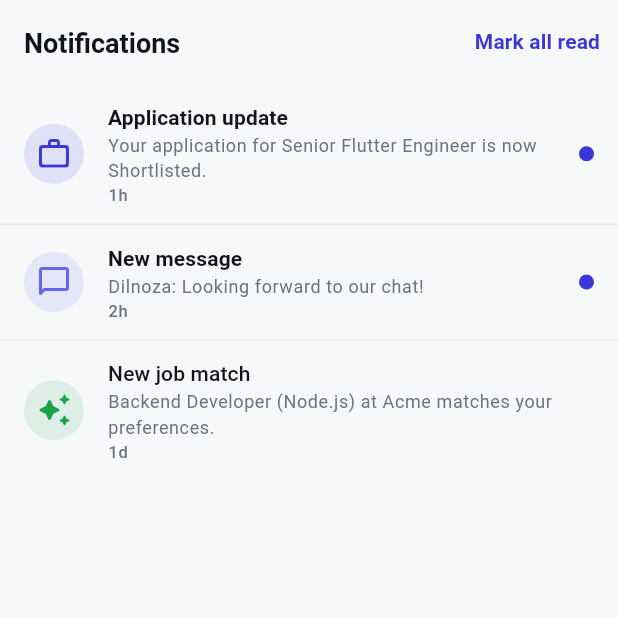
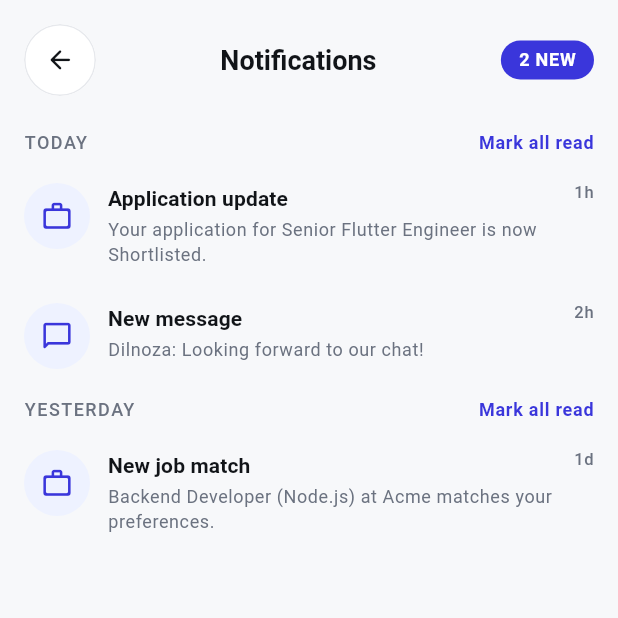
Before and after one commit to Elmun-Technologies/jobzone, a Flutter app: the NotificationsPage screen opened by its route, on a phone screen of 412 x 824 dp, the top half of it. Run offline on Flutter 3.47's test engine with Material 3 defaults, Android fonts, the phone set to English and light mode, and no system bars; our stand-ins replace cached_network_image, chewie, file_picker, flutter_riverpod, flutter_svg, geolocator and 8 more; accounts and stored records are empty; generated files the repository leaves out were written again.

Commit message:
D3: match Notification + Call screens to the Figma design
- Notification: back + "Notification" + "N NEW" badge; grouped by
  Today/Yesterday/Earlier with per-section "Mark all as read"; icon-circle
  rows (title + body + relative time)
- Call (voice/video): indigo screen; video shows a "Live" badge + self
  preview, voice shows a centered avatar; name + timer; 5 controls
  (speaker, mic, red end, video, chat). Still driven by CallService.
- en/ru/uz: yesterday, earlier, newLabel, callLive

```diff
--- a/lib/features/notifications/presentation/notifications_page.dart
+++ b/lib/features/notifications/presentation/notifications_page.dart
@@ -15,26 +15,28 @@ class NotificationsPage extends ConsumerWidget {
   Widget build(BuildContext context, WidgetRef ref) {
     final l = context.l10n;
     final async = ref.watch(notificationsControllerProvider);
-    final hasUnread = (async.value ?? const []).any((n) => !n.isRead);
+    final unread = (async.value ?? const []).where((n) => !n.isRead).length;
 
-    return JzScaffold(
+    return Scaffold(
+      body: SafeArea(
+        child: Column(
+          children: [
+            Padding(
+              padding: const EdgeInsets.all(AppSpacing.lg),
+              child: JzTopBar(
                 title: l.notifications,
-      actions: [
-        if (hasUnread)
-          TextButton(
-            onPressed: () => ref
-                .read(notificationsControllerProvider.notifier)
-                .markAllRead(),
-            child: Text(l.markAllRead),
+                actions: [if (unread > 0) _NewBadge(count: unread)],
               ),
-      ],
-      body: async.when(
+            ),
+            Expanded(
+              child: async.when(
                 loading: () => const TileListSkeleton(),
                 error: (_, _) => JzErrorState(
                   title: l.errorTitle,
                   message: l.errUnknown,
                   retryLabel: l.retry,
-          onRetry: () => ref.invalidate(notificationsControllerProvider),
+                  onRetry: () =>
+                      ref.invalidate(notificationsControllerProvider),
                 ),
                 data: (items) => items.isEmpty
                     ? JzEmptyState(
@@ -42,14 +44,102 @@ class NotificationsPage extends ConsumerWidget {
                         title: l.noNotificationsTitle,
                         message: l.noNotificationsBody,
                       )
-            : ListView.separated(
-                itemCount: items.length,
-                separatorBuilder: (_, _) =>
-                    Divider(height: 1, color: context.colors.border),
-                itemBuilder: (_, i) =>
-                    _NotificationTile(notification: items[i]),
+                    : _GroupedList(items: items),
               ),
             ),
+          ],
+        ),
+      ),
+    );
+  }
+}
+
+class _NewBadge extends StatelessWidget {
+  const _NewBadge({required this.count});
+  final int count;
+
+  @override
+  Widget build(BuildContext context) {
+    final colors = context.colors;
+    return Container(
+      padding: const EdgeInsets.symmetric(
+        horizontal: AppSpacing.md,
+        vertical: 6,
+      ),
+      decoration: BoxDecoration(
+        color: colors.primary,
+        borderRadius: BorderRadius.circular(AppRadius.pill),
+      ),
+      child: Text(
+        '$count ${context.l10n.newLabel}',
+        style: context.text.labelMedium?.copyWith(
+          color: colors.onPrimary,
+          fontWeight: FontWeight.w700,
+        ),
+      ),
+    );
+  }
+}
+
+class _GroupedList extends ConsumerWidget {
+  const _GroupedList({required this.items});
+  final List<AppNotification> items;
+
+  @override
+  Widget build(BuildContext context, WidgetRef ref) {
+    final l = context.l10n;
+    final now = DateTime.now();
+    final today = DateTime(now.year, now.month, now.day);
+    final yesterday = today.subtract(const Duration(days: 1));
+
+    final groups = <String, List<AppNotification>>{};
+    for (final n in items) {
+      final d = DateTime(n.createdAt.year, n.createdAt.month, n.createdAt.day);
+      final key = d == today
+          ? l.today
+          : (d == yesterday ? l.yesterday : l.earlier);
+      (groups[key] ??= []).add(n);
+    }
+
+    return ListView(
+      padding: const EdgeInsets.fromLTRB(
+        AppSpacing.lg,
+        0,
+        AppSpacing.lg,
+        AppSpacing.lg,
+      ),
+      children: [
+        for (final entry in groups.entries) ...[
+          Padding(
+            padding: const EdgeInsets.symmetric(vertical: AppSpacing.sm),
+            child: Row(
+              mainAxisAlignment: MainAxisAlignment.spaceBetween,
+              children: [
+                Text(
+                  entry.key.toUpperCase(),
+                  style: context.text.labelMedium?.copyWith(
+                    color: context.colors.textSecondary,
+                    letterSpacing: 1,
+                  ),
+                ),
+                GestureDetector(
+                  onTap: () => ref
+                      .read(notificationsControllerProvider.notifier)
+                      .markAllRead(),
+                  child: Text(
+                    l.markAllRead,
+                    style: context.text.labelMedium?.copyWith(
+                      color: context.colors.primary,
+                      fontWeight: FontWeight.w600,
+                    ),
+                  ),
+                ),
+              ],
+            ),
+          ),
+          for (final n in entry.value) _NotificationTile(notification: n),
+        ],
+      ],
     );
   }
 }
@@ -61,38 +151,51 @@ class _NotificationTile extends ConsumerWidget {
   @override
   Widget build(BuildContext context, WidgetRef ref) {
     final colors = context.colors;
-    final (icon, tint) = _visuals(notification.type, colors);
-    return ListTile(
-      onTap: notification.isRead
-          ? null
-          : () => ref
+    final unread = !notification.isRead;
+    return InkWell(
+      onTap: unread
+          ? () => ref
                 .read(notificationsControllerProvider.notifier)
-                .markRead(notification.id),
-      contentPadding: const EdgeInsets.symmetric(
-        horizontal: AppSpacing.lg,
-        vertical: AppSpacing.xs,
+                .markRead(notification.id)
+          : null,
+      borderRadius: BorderRadius.circular(AppRadius.md),
+      child: Padding(
+        padding: const EdgeInsets.symmetric(vertical: AppSpacing.md),
+        child: Row(
+          crossAxisAlignment: CrossAxisAlignment.start,
+          children: [
+            Container(
+              height: 44,
+              width: 44,
+              decoration: BoxDecoration(
+                color: colors.chipBackground,
+                shape: BoxShape.circle,
               ),
-      leading: CircleAvatar(
-        backgroundColor: tint.withValues(alpha: 0.12),
-        child: Icon(icon, color: tint),
+              child: Icon(
+                _icon(notification.type),
+                color: colors.primary,
+                size: 22,
               ),
-      title: Text(
+            ),
+            const SizedBox(width: AppSpacing.md),
+            Expanded(
+              child: Column(
+                crossAxisAlignment: CrossAxisAlignment.start,
+                children: [
+                  Row(
+                    crossAxisAlignment: CrossAxisAlignment.start,
+                    children: [
+                      Expanded(
+                        child: Text(
                           notification.title,
                           style: context.text.titleSmall?.copyWith(
-          fontWeight: notification.isRead ? FontWeight.w500 : FontWeight.w700,
+                            fontWeight: unread
+                                ? FontWeight.w700
+                                : FontWeight.w600,
                           ),
                         ),
-      subtitle: Column(
-        crossAxisAlignment: CrossAxisAlignment.start,
-        children: [
-          if (notification.body != null)
-            Text(
-              notification.body!,
-              style: context.text.bodySmall?.copyWith(
-                color: colors.textSecondary,
                       ),
-            ),
-          const SizedBox(height: 2),
+                      const SizedBox(width: AppSpacing.sm),
                       Text(
                         _relativeTime(notification.createdAt),
                         style: context.text.labelSmall?.copyWith(
@@ -101,38 +204,31 @@ class _NotificationTile extends ConsumerWidget {
                       ),
                     ],
                   ),
-      trailing: notification.isRead
-          ? null
-          : Container(
-              height: 10,
-              width: 10,
-              decoration: BoxDecoration(
-                color: colors.primary,
-                shape: BoxShape.circle,
+                  if (notification.body != null) ...[
+                    const SizedBox(height: 2),
+                    Text(
+                      notification.body!,
+                      style: context.text.bodySmall?.copyWith(
+                        color: colors.textSecondary,
+                        height: 1.4,
+                      ),
+                    ),
+                  ],
+                ],
+              ),
+            ),
+          ],
         ),
       ),
     );
   }
 
-  (IconData, Color) _visuals(NotificationType type, JzColors colors) =>
-      switch (type) {
-        NotificationType.applicationUpdate => (
-          Icons.work_outline_rounded,
-          colors.primary,
-        ),
-        NotificationType.message => (
-          Icons.chat_bubble_outline_rounded,
-          colors.accent,
-        ),
-        NotificationType.jobMatch => (
-          Icons.auto_awesome_rounded,
-          colors.success,
-        ),
-        NotificationType.review => (Icons.star_outline_rounded, colors.warning),
-        NotificationType.system => (
-          Icons.info_outline_rounded,
-          colors.textSecondary,
-        ),
+  IconData _icon(NotificationType type) => switch (type) {
+    NotificationType.applicationUpdate => Icons.work_outline_rounded,
+    NotificationType.message => Icons.chat_bubble_outline_rounded,
+    NotificationType.jobMatch => Icons.work_outline_rounded,
+    NotificationType.review => Icons.star_outline_rounded,
+    NotificationType.system => Icons.person_outline_rounded,
   };
 
   String _relativeTime(DateTime t) {
--- a/lib/localization/l10n/app_en.arb
+++ b/lib/localization/l10n/app_en.arb
@@ -294,6 +294,10 @@
   "online": "Online",
   "today": "Today",
   "you": "You",
+  "yesterday": "Yesterday",
+  "earlier": "Earlier",
+  "newLabel": "NEW",
+  "callLive": "Live",
   "voiceCall": "Voice call",
   "videoCall": "Video call",
   "callConnecting": "Connecting…",
--- a/lib/localization/l10n/app_ru.arb
+++ b/lib/localization/l10n/app_ru.arb
@@ -294,6 +294,10 @@
   "online": "В сети",
   "today": "Сегодня",
   "you": "Вы",
+  "yesterday": "Вчера",
+  "earlier": "Ранее",
+  "newLabel": "НОВЫХ",
+  "callLive": "В эфире",
   "voiceCall": "Голосовой звонок",
   "videoCall": "Видеозвонок",
   "callConnecting": "Соединение…",
--- a/lib/localization/l10n/app_uz.arb
+++ b/lib/localization/l10n/app_uz.arb
@@ -294,6 +294,10 @@
   "online": "Onlayn",
   "today": "Bugun",
   "you": "Siz",
+  "yesterday": "Kecha",
+  "earlier": "Avvalroq",
+  "newLabel": "YANGI",
+  "callLive": "Jonli",
   "voiceCall": "Ovozli qoʻngʻiroq",
   "videoCall": "Video qoʻngʻiroq",
   "callConnecting": "Ulanmoqda…",
```
Also changed, not shown: lib/features/chat/presentation/call_page.dart (+183 -107 lines). Lines whose indentation alone changed are shown as unchanged.
